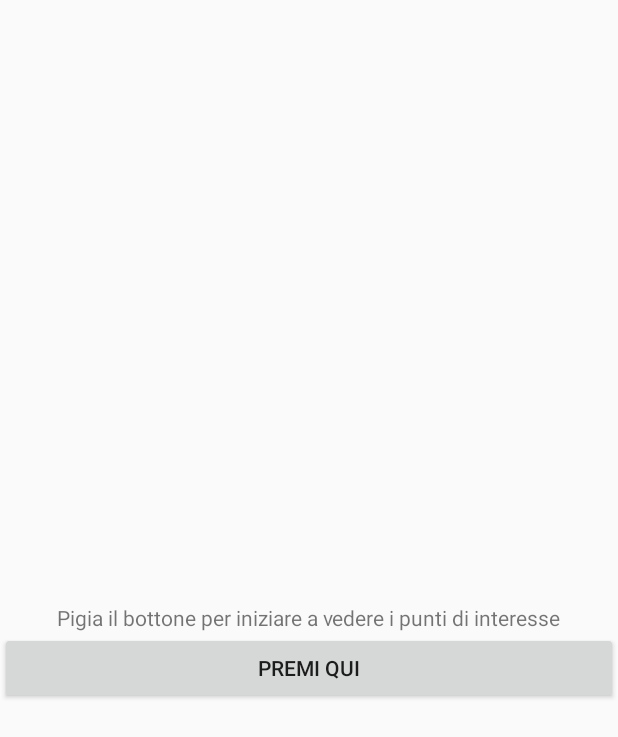
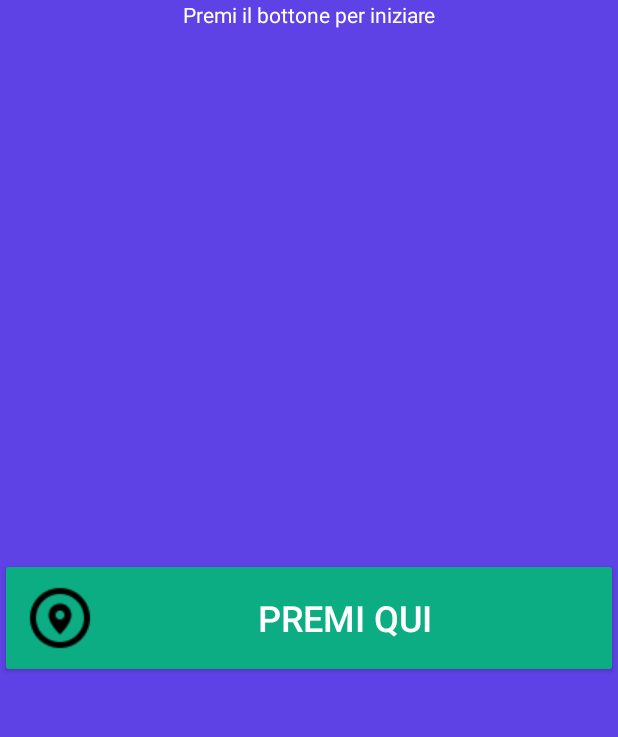
Before and after one commit to dcentonze/PuntiInteresse, an Android app: the screen it shows after launch (MainActivity), on a phone screen of 412 x 824 dp. Shown: the top 737 px of the screen. Run offline under Robolectric (Android 15) with nearby library versions, the phone set to English and light mode, and no system bars.

Commit message:
layput added

```diff
--- a/mobile/src/main/java/android/vm/puntiinteresse/MainActivity.java
+++ b/mobile/src/main/java/android/vm/puntiinteresse/MainActivity.java
@@ -47,7 +47,6 @@ public class MainActivity extends FragmentActivity implements
 
         super.onCreate(savedInstanceState);
         setContentView(R.layout.activity_main);
-        welcomeTv=(TextView)findViewById(R.id.welcome_tv);
         changeBt=(Button)findViewById(R.id.change_bt);
 
 
--- a/mobile/src/main/java/android/vm/puntiinteresse/PermissionUtils.java
+++ b/mobile/src/main/java/android/vm/puntiinteresse/PermissionUtils.java
@@ -1,8 +1,8 @@
 package android.vm.puntiinteresse;
 
 /*
- * Copyright (C) 2015 The Android Open Source Project
- *
+ * Copyrig
+ *ht (C) 2015 The Android Open Source Project
  * Licensed under the Apache License, Version 2.0 (the "License");
  * you may not use this file except in compliance with the License.
  * You may obtain a copy of the License at
--- a/mobile/src/main/res/layout/activity_main.xml
+++ b/mobile/src/main/res/layout/activity_main.xml
@@ -2,34 +2,28 @@
 <RelativeLayout xmlns:android="http://schemas.android.com/apk/res/android"
     android:orientation="vertical" android:layout_width="match_parent"
     android:layout_height="match_parent"
+    android:background="@color/blu"
     >
 
     <TextView
-        android:layout_width="wrap_content"
-        android:layout_height="wrap_content"
-        android:layout_centerInParent="true"
-        android:id="@+id/welcome_tv"
-        android:text="@string/welcome"
-        />
-
-    <!--
-    <EditText
-        android:layout_width="wrap_content"
-        android:layout_height="wrap_content"
-        android:layout_gravity="center"
-        android:id="@+id/edit_txt"
-        android:hint="@string/change_text_hint"
-        />
-    -->
-    <Button
         android:layout_width="match_parent"
         android:layout_height="wrap_content"
-        android:layout_centerInParent="true"
+       android:text="Premi il bottone per iniziare"
+        android:gravity="center"
+        android:textColor="@color/bianco"/>
+    <Button
         android:id="@+id/change_bt"
-        android:text="@string/press_here"
-        android:layout_below="@id/welcome_tv"
-
-        />
+        android:layout_width="fill_parent"
+        android:layout_height="wrap_content"
+        android:padding="16dp"
+        android:text="@string/testo_bottone1"
+        android:drawableLeft="@drawable/mappaicona"
+        android:textSize="24sp"
+        android:theme="@style/MioBottone1"
+        android:layout_centerVertical="true"
+        android:layout_centerHorizontal="true"
+        android:onClick="pressChange_bt"
+        android:layout_marginBottom="10dp"/>
 
 
 </RelativeLayout>
--- a/mobile/src/main/res/values/colors.xml
+++ b/mobile/src/main/res/values/colors.xml
@@ -3,4 +3,7 @@
     <color name="colorPrimary">#3F51B5</color>
     <color name="colorPrimaryDark">#303F9F</color>
     <color name="colorAccent">#FF4081</color>
+    <color name="verde">#0DAD84</color>
+    <color name="bianco">#FFFFFF</color>
+    <color name="blu">#5E42E5</color>
 </resources>
--- a/mobile/src/main/res/values/strings.xml
+++ b/mobile/src/main/res/values/strings.xml
@@ -7,6 +7,7 @@
     <string name="location_permission_denied">Accesso alla posizione negato</string>
     <string name="permission_required_toast">Richiesto accesso alla posizione</string>
     <string name="permission_rationale_location">Richiesto accesso alla posizione, per essere mostrata</string>
+  <string name="testo_bottone1">Premi Qui</string>
     <string name="style_json">[
   [
   {
--- a/mobile/src/main/res/values/styles.xml
+++ b/mobile/src/main/res/values/styles.xml
@@ -7,5 +7,9 @@
         <item name="colorPrimaryDark">@color/colorPrimaryDark</item>
         <item name="colorAccent">@color/colorAccent</item>
     </style>
+        <style name="MioBottone1" parent="Theme.AppCompat.Light">
+        <item name="colorButtonNormal">@color/verde</item>
+        <item name="android:textColor">@color/bianco</item>
+    </style>
 
 </resources>
```
Also changed, not shown: mobile/src/main/res/drawable/mappaicona.png (added).
